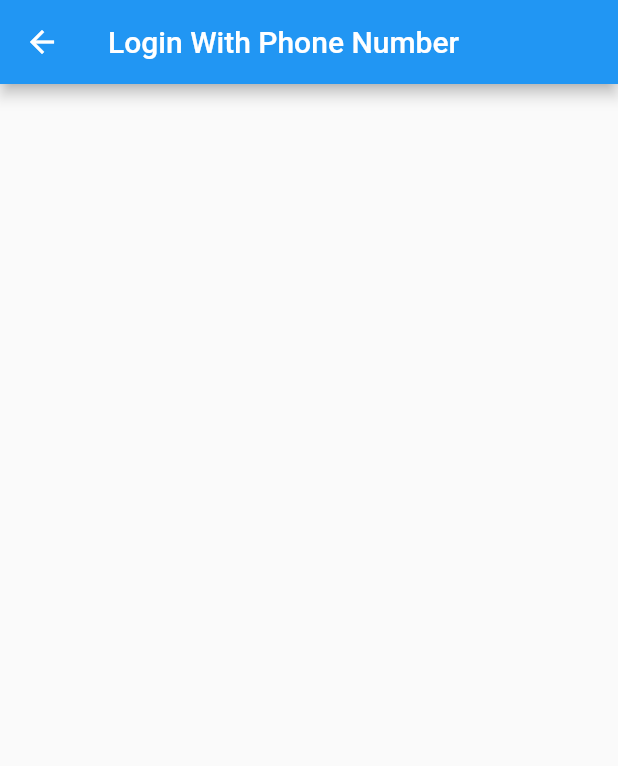
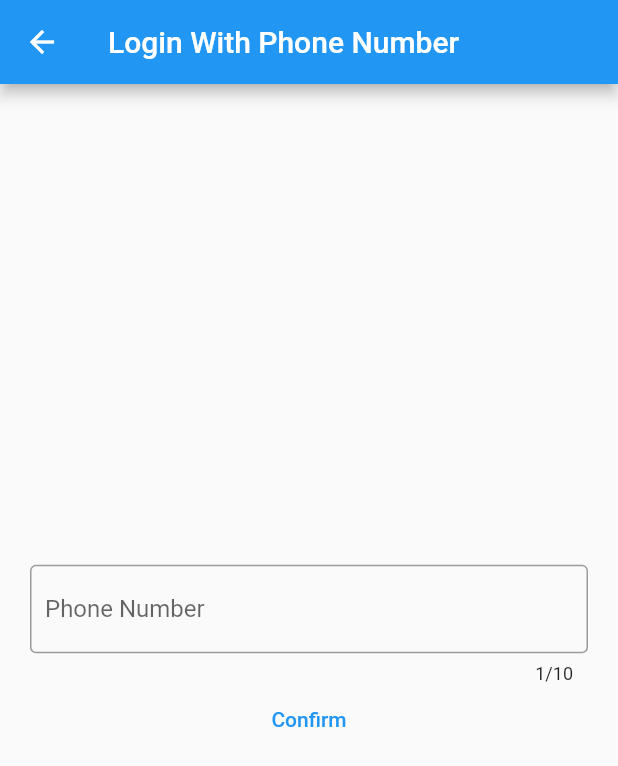
Before and after one commit to Atlas8981/mygoods_flutter, a Flutter app: the LoginWithPhoneNumberPage screen opened directly, on a phone screen of 412 x 824 dp. Shown: the top 766 px of the screen. Run offline on Flutter 3.47's test engine with Material 2 defaults, Android fonts, the phone set to English and light mode, and no system bars; our stand-ins replace cached_network_image, carousel_slider, cloud_firestore, dots_indicator, firebase_auth, firebase_core and 6 more; accounts and stored records are empty; network calls fail.

Commit message:
testing phone auth but not yet implement

```diff
--- a/lib/main.dart
+++ b/lib/main.dart
@@ -19,8 +19,8 @@ class MyApp extends StatelessWidget {
   Widget build(BuildContext context) {
     return GetMaterialApp(
       title: 'MyGoods Flutter From Window @.20',
-      // home: MainActivity(),
-      home: WelcomePage(),
+      home: MainActivity(),
+      // home: WelcomePage(),
       initialBinding: InitialBinding(),
       localizationsDelegates: [
         GlobalMaterialLocalizations.delegate,
--- a/lib/views/authentication/LoginWithPhoneNumberPage.dart
+++ b/lib/views/authentication/LoginWithPhoneNumberPage.dart
@@ -1,7 +1,15 @@
+import 'package:firebase_auth/firebase_auth.dart';
+import 'package:flutter/cupertino.dart';
 import 'package:flutter/material.dart';
+import 'package:get/get.dart';
+import 'package:mygoods_flutter/components/TypeTextField.dart';
+import 'package:mygoods_flutter/utils/constant.dart';
+import 'package:mygoods_flutter/views/authentication/VerifyOtpPage.dart';
 
 class LoginWithPhoneNumberPage extends StatelessWidget {
-  const LoginWithPhoneNumberPage({Key? key}) : super(key: key);
+  LoginWithPhoneNumberPage({Key? key}) : super(key: key);
+
+  final phoneCon = TextEditingController();
 
   @override
   Widget build(BuildContext context) {
@@ -10,8 +18,69 @@ class LoginWithPhoneNumberPage extends StatelessWidget {
         title: Text("Login With Phone Number"),
       ),
       body: Container(
-
+        padding: EdgeInsets.all(20),
+        // color: Colors.red,
+        child: Column(
+          mainAxisAlignment: MainAxisAlignment.center,
+          children: [
+            TypeTextField(
+              labelText: "Phone Number",
+              controller: phoneCon,
+              inputType: TextInputType.phone,
+              prefix: "0",
+              maxLength: 9,
+              buildCounter: (context,
+                  {required currentLength, required isFocused, maxLength}) {
+                return Text(
+                  '${currentLength + 1}/${maxLength! + 1}',
+                  semanticsLabel: 'character count',
+                  style: TextStyle(fontSize: 12, height: 1),
+                );
+              },
+              validator: (value) {
+                if (value == null || value.isEmpty) {
+                  return "Field Empty";
+                }
+                if (!GetUtils.isPhoneNumber("0$value")) {
+                  return "Wrong Phone Format";
+                }
+                return null;
+              },
+            ),
+            TextButton(
+                onPressed: () {
+                  loginWithPhoneNumber();
+                },
+                child: Text("Confirm"))
+          ],
+        ),
       ),
     );
   }
+
+  final auth = FirebaseAuth.instance;
+
+  Future<void> loginWithPhoneNumber() async {
+    if(phoneCon.text.isEmpty){
+      return;
+    }
+    await auth.verifyPhoneNumber(
+      phoneNumber: '+855${phoneCon.text.trim()}',
+      verificationCompleted: (PhoneAuthCredential credential) async {},
+      verificationFailed: (FirebaseAuthException e) {
+        if (e.code == 'invalid-phone-number') {
+          showToast('The provided phone number is not valid.');
+          print('The provided phone number is not valid.');
+        }
+        print(e.message);
+      },
+      codeSent: (String verificationId, int? resendToken) async {
+        Get.to(() => VerifyOTPPage(
+              verificationId: verificationId,
+            ));
+        // await auth.signInWithCredential(credential);
+      },
+      codeAutoRetrievalTimeout: (String verificationId) {},
+    );
+  }
 }
--- a/pubspec.yaml
+++ b/pubspec.yaml
@@ -45,6 +45,7 @@ dependencies:
   json_serializable: ^6.0.1
   json_annotation: ^4.3.0
   photo_view: ^0.13.0
+  otp_text_field: ^1.1.1
 
 
 dev_dependencies:
```
Also changed, not shown: lib/services/UserService.dart (+9 -8 lines), lib/views/RegisterPage.dart (added, +12 -0 lines), lib/views/WelcomePage.dart (+6 -5 lines), lib/views/authentication/LoginPage.dart (+48 -11 lines), lib/views/authentication/VerifyOtpPage.dart (added, +109 -0 lines), pubspec.lock, 1 other file.
